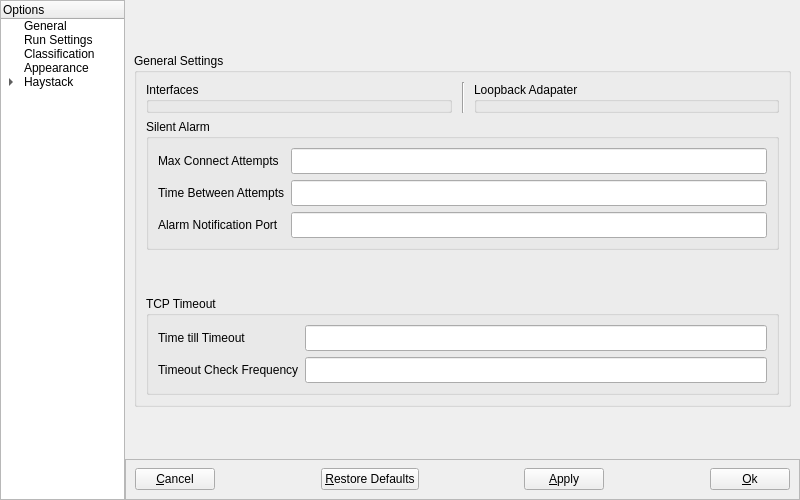
This is NovaGUI/UI/novaconfig.ui in civildisorder/Nova as Qt 5 draws it before an edit. The edited form follows.
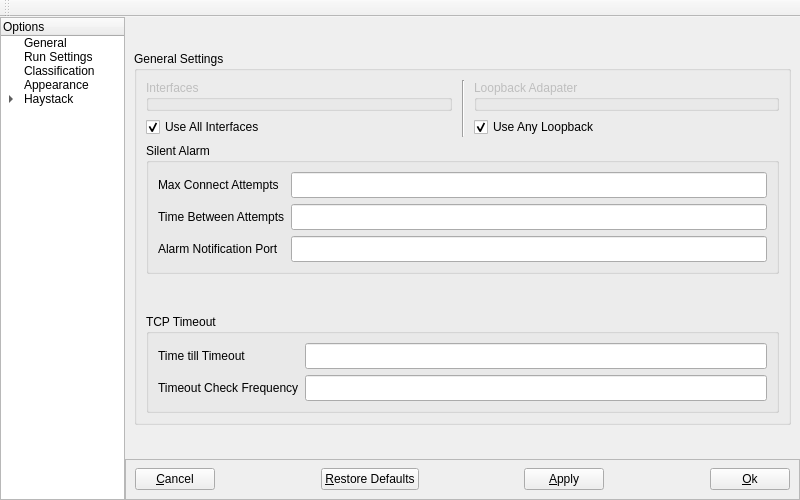
This is the edited form.

Patch:
```diff
--- a/NovaGUI/UI/novaconfig.ui
+++ b/NovaGUI/UI/novaconfig.ui
@@ -151,9 +151,25 @@
             </property>
             <layout class="QVBoxLayout" name="generalPageVLayout">
              <item>
-              <layout class="QHBoxLayout" name="interfaceHLayout">
-               <item>
+              <layout class="QGridLayout" name="interfaceGridLayout">
+               <item row="1" column="0">
+                <widget class="QCheckBox" name="useAllIfCheckBox">
+                 <property name="text">
+                  <string>Use All Interfaces</string>
+                 </property>
+                 <property name="checked">
+                  <bool>true</bool>
+                 </property>
+                 <property name="tristate">
+                  <bool>false</bool>
+                 </property>
+                </widget>
+               </item>
+               <item row="0" column="0">
                 <widget class="QGroupBox" name="interfaceGroupBox">
+                 <property name="enabled">
+                  <bool>false</bool>
+                 </property>
                  <property name="sizePolicy">
                   <sizepolicy hsizetype="MinimumExpanding" vsizetype="MinimumExpanding">
                    <horstretch>0</horstretch>
@@ -166,7 +182,7 @@
                  <property name="alignment">
                   <set>Qt::AlignLeading|Qt::AlignLeft|Qt::AlignTop</set>
                  </property>
-                 <layout class="QVBoxLayout" name="interfaceGroupBoxVLayout" stretch="">
+                 <layout class="QVBoxLayout" name="interfaceGroupBoxVLayout">
                   <property name="topMargin">
                    <number>0</number>
                   </property>
@@ -179,21 +195,21 @@
                  </layout>
                 </widget>
                </item>
-               <item>
-                <widget class="Line" name="IFVLine">
-                 <property name="minimumSize">
-                  <size>
-                   <width>10</width>
-                   <height>0</height>
-                  </size>
+               <item row="1" column="2">
+                <widget class="QCheckBox" name="useAnyLoopbackCheckBox">
+                 <property name="text">
+                  <string>Use Any Loopback</string>
                  </property>
-                 <property name="orientation">
-                  <enum>Qt::Vertical</enum>
+                 <property name="checked">
+                  <bool>true</bool>
                  </property>
                 </widget>
                </item>
-               <item>
+               <item row="0" column="2">
                 <widget class="QGroupBox" name="loopbackGroupBox">
+                 <property name="enabled">
+                  <bool>false</bool>
+                 </property>
                  <property name="sizePolicy">
                   <sizepolicy hsizetype="MinimumExpanding" vsizetype="MinimumExpanding">
                    <horstretch>0</horstretch>
@@ -206,7 +222,7 @@
                  <property name="alignment">
                   <set>Qt::AlignLeading|Qt::AlignLeft|Qt::AlignTop</set>
                  </property>
-                 <layout class="QVBoxLayout" name="loopbackGroupBoxVLayout" stretch="">
+                 <layout class="QVBoxLayout" name="loopbackGroupBoxVLayout">
                   <property name="topMargin">
                    <number>0</number>
                   </property>
@@ -219,6 +235,19 @@
                  </layout>
                 </widget>
                </item>
+               <item row="0" column="1" rowspan="2">
+                <widget class="Line" name="IFVLine">
+                 <property name="minimumSize">
+                  <size>
+                   <width>10</width>
+                   <height>0</height>
+                  </size>
+                 </property>
+                 <property name="orientation">
+                  <enum>Qt::Vertical</enum>
+                 </property>
+                </widget>
+               </item>
               </layout>
              </item>
              <item>
@@ -2624,6 +2653,17 @@
     </rect>
    </property>
   </widget>
+  <widget class="QToolBar" name="toolBar">
+   <property name="windowTitle">
+    <string>toolBar</string>
+   </property>
+   <attribute name="toolBarArea">
+    <enum>TopToolBarArea</enum>
+   </attribute>
+   <attribute name="toolBarBreak">
+    <bool>false</bool>
+   </attribute>
+  </widget>
   <action name="actionAddPort">
    <property name="text">
     <string>Add New Port</string>
```
Left out of the diff: 2 changed lines with no effect on the pictures.
